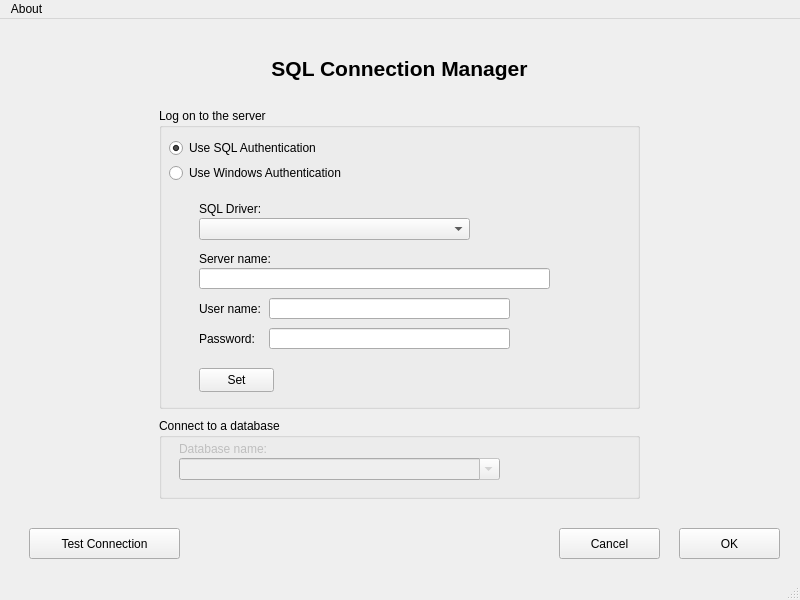
The window that closest_neighbor.ui (MJTFreeTime/Closest-Neighbor) describes before a commit, drawn with Qt 5.
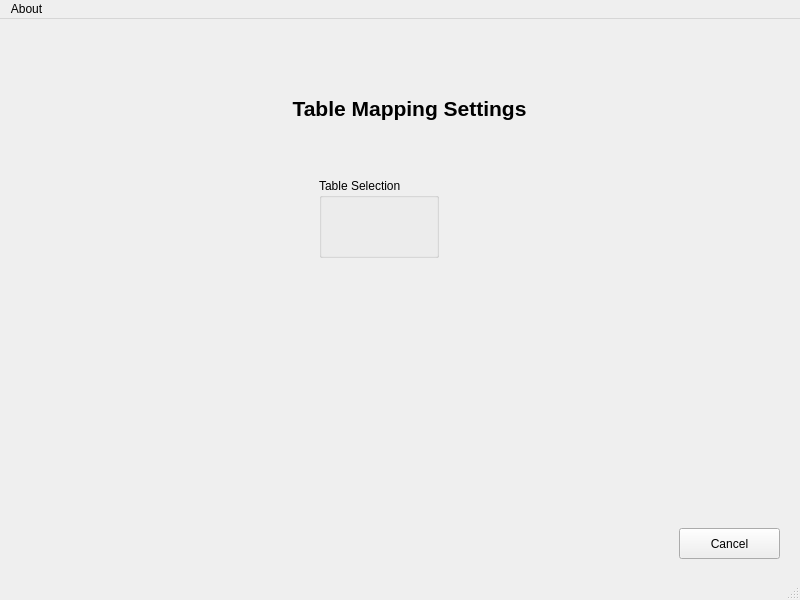
The same window after the commit.

Commit message: Added new page and button functionality

Diff of the .ui file:
```diff
--- a/closest_neighbor.ui
+++ b/closest_neighbor.ui
@@ -33,7 +33,7 @@
      </rect>
     </property>
     <property name="currentIndex">
-     <number>1</number>
+     <number>2</number>
     </property>
     <widget class="QWidget" name="connection_page">
      <property name="mouseTracking">
@@ -415,6 +415,59 @@
       </property>
      </widget>
     </widget>
+    <widget class="QWidget" name="table_page">
+     <widget class="QPushButton" name="table_cancel_button">
+      <property name="geometry">
+       <rect>
+        <x>680</x>
+        <y>510</y>
+        <width>101</width>
+        <height>31</height>
+       </rect>
+      </property>
+      <property name="mouseTracking">
+       <bool>true</bool>
+      </property>
+      <property name="text">
+       <string>Cancel</string>
+      </property>
+     </widget>
+     <widget class="QLabel" name="sql_conn_manager_label_2">
+      <property name="geometry">
+       <rect>
+        <x>220</x>
+        <y>40</y>
+        <width>381</width>
+        <height>101</height>
+       </rect>
+      </property>
+      <property name="font">
+       <font>
+        <pointsize>16</pointsize>
+        <bold>true</bold>
+       </font>
+      </property>
+      <property name="text">
+       <string>Table Mapping Settings</string>
+      </property>
+      <property name="alignment">
+       <set>Qt::AlignCenter</set>
+      </property>
+     </widget>
+     <widget class="QGroupBox" name="groupBox">
+      <property name="geometry">
+       <rect>
+        <x>320</x>
+        <y>160</y>
+        <width>120</width>
+        <height>80</height>
+       </rect>
+      </property>
+      <property name="title">
+       <string>Table Selection</string>
+      </property>
+     </widget>
+    </widget>
    </widget>
   </widget>
   <widget class="QMenuBar" name="menubar">
```
The commit also changes 6 other files.
